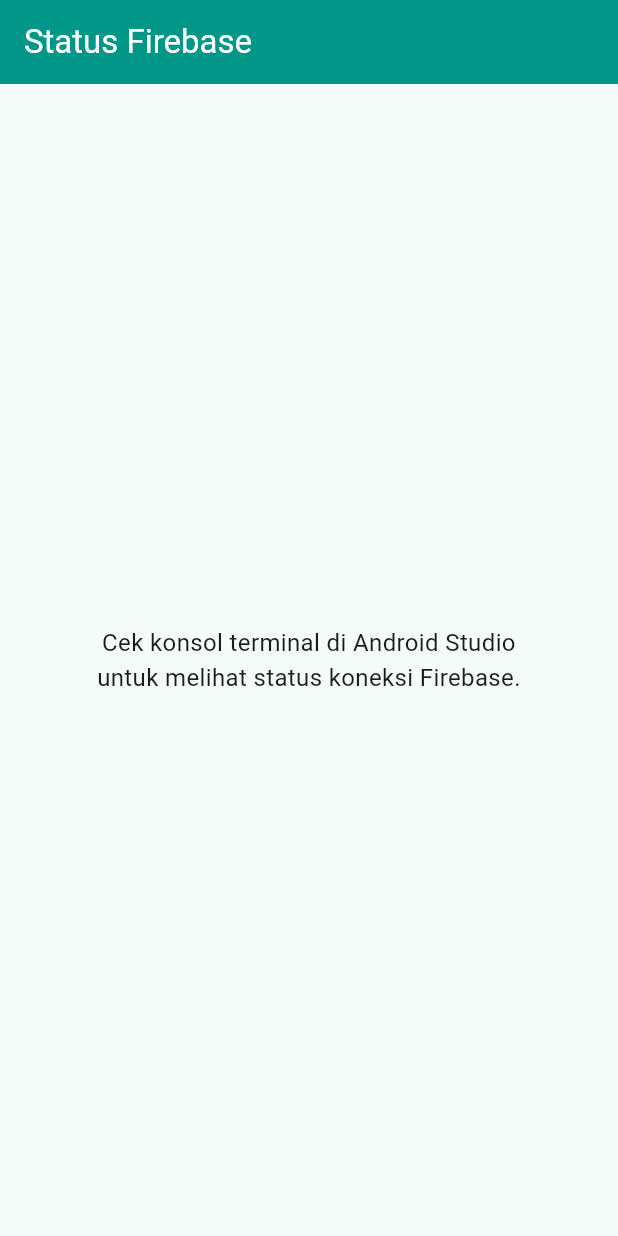
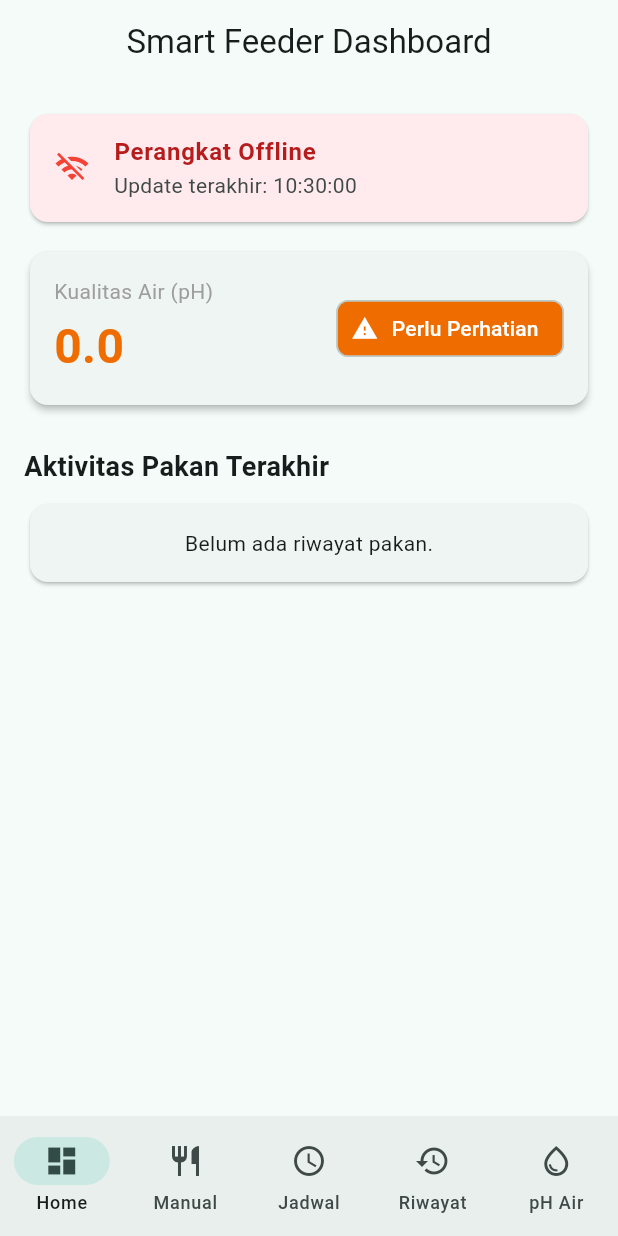
Before and after one commit to qiarhadempta/Smart-Feeder-App, a Flutter app: the screen it shows after launch, on a phone screen of 412 x 824 dp. Run offline on Flutter 3.47's test engine with Material 3 defaults, Android fonts, the phone set to English and light mode, and no system bars; our stand-ins replace firebase_core, firebase_database; accounts and stored records are empty.

Commit message:
feat: implement models, firebase service, bottom navigation, and dashboard ui

```diff
--- a/lib/main.dart
+++ b/lib/main.dart
@@ -1,23 +1,10 @@
 import 'package:flutter/material.dart';
 import 'package:firebase_core/firebase_core.dart';
+import 'screens/main_navigation.dart';
 
 void main() async {
-  // Wajib dipanggil sebelum menginisialisasi plugin native
   WidgetsFlutterBinding.ensureInitialized();
-
-  try {
-    // Inisialisasi Firebase
-    await Firebase.initializeApp();
-    debugPrint("------------------------------------------------");
-    debugPrint("🔥 FIREBASE BERHASIL TERHUBUNG DENGAN SUKSES! 🔥");
-    debugPrint("------------------------------------------------");
-  } catch (e, stacktrace) {
-    debugPrint("------------------------------------------------");
-    debugPrint("❌ GAGAL MENGHUBUNGKAN FIREBASE:");
-    debugPrint(e.toString());
-    debugPrint("------------------------------------------------");
-  }
-
+  await Firebase.initializeApp();
   runApp(const SmartFeederApp());
 }
 
@@ -33,20 +20,7 @@
         colorScheme: ColorScheme.fromSeed(seedColor: Colors.teal),
         useMaterial3: true,
       ),
-      home: Scaffold(
-        appBar: AppBar(
-          title: const Text('Status Firebase'),
-          backgroundColor: Colors.teal,
-          foregroundColor: Colors.white,
-        ),
-        body: const Center(
-          child: Text(
-            'Cek konsol terminal di Android Studio\nuntuk melihat status koneksi Firebase.',
-            textAlign: TextAlign.center,
-            style: TextStyle(fontSize: 16),
-          ),
-        ),
-      ),
+      home: const MainNavigation(),
     );
   }
 }
--- /dev/null
+++ b/lib/models/feeding_log.dart
@@ -0,0 +1,32 @@
+class FeedingLog {
+  final String id;
+  final DateTime timestamp;
+  final int grams;
+  final String triggerType; // "manual" or "scheduled"
+
+  FeedingLog({
+    required this.id,
+    required this.timestamp,
+    required this.grams,
+    required this.triggerType,
+  });
+
+  factory FeedingLog.fromMap(String id, Map<dynamic, dynamic> map) {
+    return FeedingLog(
+      id: id,
+      timestamp: map['timestamp'] != null
+          ? DateTime.fromMillisecondsSinceEpoch(map['timestamp'] as int)
+          : DateTime.now(),
+      grams: map['grams'] as int? ?? 0,
+      triggerType: map['trigger_type'] as String? ?? 'manual',
+    );
+  }
+
+  Map<String, dynamic> toMap() {
+    return {
+      'timestamp': timestamp.millisecondsSinceEpoch,
+      'grams': grams,
+      'trigger_type': triggerType,
+    };
+  }
+}
--- /dev/null
+++ b/lib/models/feeding_schedule.dart
@@ -0,0 +1,50 @@
+class FeedingSchedule {
+  final String id;
+  final String time; // Format "HH:mm" (e.g., "08:00")
+  final List<int> days; // 1 = Monday, 7 = Sunday
+  final int grams;
+  final bool isActive;
+
+  FeedingSchedule({
+    required this.id,
+    required this.time,
+    required this.days,
+    required this.grams,
+    this.isActive = true,
+  });
+
+  factory FeedingSchedule.fromMap(String id, Map<dynamic, dynamic> map) {
+    return FeedingSchedule(
+      id: id,
+      time: map['time'] as String? ?? '00:00',
+      days: List<int>.from(map['days'] as List? ?? []),
+      grams: map['grams'] as int? ?? 0,
+      isActive: map['is_active'] as bool? ?? true,
+    );
+  }
+
+  Map<String, dynamic> toMap() {
+    return {
+      'time': time,
+      'days': days,
+      'grams': grams,
+      'is_active': isActive,
+    };
+  }
+
+  FeedingSchedule copyWith({
+    String? id,
+    String? time,
+    List<int>? days,
+    int? grams,
+    bool? isActive,
+  }) {
+    return FeedingSchedule(
+      id: id ?? this.id,
+      time: time ?? this.time,
+      days: days ?? this.days,
+      grams: grams ?? this.grams,
+      isActive: isActive ?? this.isActive,
+    );
+  }
+}
--- /dev/null
+++ b/lib/models/sensor_data.dart
@@ -0,0 +1,32 @@
+class SensorData {
+  final double phValue;
+  final bool isOnline;
+  final DateTime lastUpdated;
+
+  SensorData({
+    required this.phValue,
+    required this.isOnline,
+    required this.lastUpdated,
+  });
+
+  // Check if pH value is within safe range for Tilapia (Nila) fish (6.5 - 8.5)
+  bool get isPhSafe => phValue >= 6.5 && phValue <= 8.5;
+
+  factory SensorData.fromMap(Map<dynamic, dynamic> map) {
+    return SensorData(
+      phValue: (map['ph_value'] as num?)?.toDouble() ?? 0.0,
+      isOnline: map['is_online'] as bool? ?? false,
+      lastUpdated: map['last_updated'] != null
+          ? DateTime.fromMillisecondsSinceEpoch(map['last_updated'] as int)
+          : DateTime.now(),
+    );
+  }
+
+  Map<String, dynamic> toMap() {
+    return {
+      'ph_value': phValue,
+      'is_online': isOnline,
+      'last_updated': lastUpdated.millisecondsSinceEpoch,
+    };
+  }
+}
--- /dev/null
+++ b/lib/screens/dashboard_screen.dart
@@ -0,0 +1,155 @@
+import 'package:flutter/material.dart';
+import 'package:intl/intl.dart';
+import '../services/firebase_service.dart';
+import '../models/sensor_data.dart';
+import '../models/feeding_log.dart';
+
+class DashboardScreen extends StatefulWidget {
+  const DashboardScreen({super.key});
+
+  @override
+  State<DashboardScreen> createState() => _DashboardScreenState();
+}
+
+class _DashboardScreenState extends State<DashboardScreen> {
+  final FirebaseService _firebaseService = FirebaseService();
+
+  @override
+  Widget build(BuildContext context) {
+    return Scaffold(
+      appBar: AppBar(
+        title: const Text('Smart Feeder Dashboard'),
+        centerTitle: true,
+      ),
+      body: RefreshIndicator(
+        onRefresh: () async {
+          setState(() {});
+        },
+        child: SingleChildScrollView(
+          physics: const AlwaysScrollableScrollPhysics(),
+          padding: const EdgeInsets.all(16.0),
+          child: Column(
+            crossAxisAlignment: CrossAxisAlignment.start,
+            children: [
+              StreamBuilder<SensorData>(
+                stream: _firebaseService.getSensorDataStream(),
+                builder: (context, snapshot) {
+                  final data = snapshot.data;
+                  final bool isOnline = data?.isOnline ?? false;
+                  final double phValue = data?.phValue ?? 0.0;
+                  final bool isPhSafe = data?.isPhSafe ?? false;
+
+                  return Column(
+                    children: [
+                      Card(
+                        color: isOnline ? Colors.green.shade50 : Colors.red.shade50,
+                        child: ListTile(
+                          leading: Icon(
+                            isOnline ? Icons.wifi : Icons.wifi_off,
+                            color: isOnline ? Colors.green : Colors.red,
+                          ),
+                          title: Text(
+                            isOnline ? 'Perangkat Online' : 'Perangkat Offline',
+                            style: TextStyle(
+                              fontWeight: FontWeight.bold,
+                              color: isOnline ? Colors.green.shade900 : Colors.red.shade900,
+                            ),
+                          ),
+                          subtitle: Text(
+                            data != null
+                                ? 'Update terakhir: ${DateFormat('HH:mm:ss').format(data.lastUpdated)}'
+                                : 'Menunggu data...',
+                          ),
+                        ),
+                      ),
+                      const SizedBox(height: 12),
+                      Card(
+                        elevation: 2,
+                        child: Padding(
+                          padding: const EdgeInsets.all(16.0),
+                          child: Row(
+                            mainAxisAlignment: MainAxisAlignment.spaceBetween,
+                            children: [
+                              Column(
+                                crossAxisAlignment: CrossAxisAlignment.start,
+                                children: [
+                                  const Text(
+                                    'Kualitas Air (pH)',
+                                    style: TextStyle(fontSize: 14, color: Colors.grey),
+                                  ),
+                                  const SizedBox(height: 4),
+                                  Text(
+                                    phValue.toStringAsFixed(1),
+                                    style: TextStyle(
+                                      fontSize: 32,
+                                      fontWeight: FontWeight.bold,
+                                      color: isPhSafe ? Colors.teal : Colors.orange.shade800,
+                                    ),
+                                  ),
+                                ],
+                              ),
+                              Chip(
+                                avatar: Icon(
+                                  isPhSafe ? Icons.check_circle : Icons.warning,
+                                  color: Colors.white,
+                                  size: 18,
+                                ),
+                                label: Text(
+                                  isPhSafe ? 'Aman (6.5 - 8.5)' : 'Perlu Perhatian',
+                                  style: const TextStyle(color: Colors.white),
+                                ),
+                                backgroundColor: isPhSafe ? Colors.green : Colors.orange.shade800,
+                              ),
+                            ],
+                          ),
+                        ),
+                      ),
+                    ],
+                  );
+                },
+              ),
+              const SizedBox(height: 24),
+              const Text(
+                'Aktivitas Pakan Terakhir',
+                style: TextStyle(fontSize: 18, fontWeight: FontWeight.bold),
+              ),
+              const SizedBox(height: 8),
+              StreamBuilder<List<FeedingLog>>(
+                stream: _firebaseService.getFeedingLogsStream(),
+                builder: (context, snapshot) {
+                  if (snapshot.connectionState == ConnectionState.waiting) {
+                    return const Center(child: CircularProgressIndicator());
+                  }
+
+                  final logs = snapshot.data ?? [];
+                  if (logs.isEmpty) {
+                    return const Card(
+                      child: Padding(
+                        padding: EdgeInsets.all(16.0),
+                        child: Center(child: Text('Belum ada riwayat pakan.')),
+                      ),
+                    );
+                  }
+
+                  final lastLog = logs.first;
+                  return Card(
+                    child: ListTile(
+                      leading: CircleAvatar(
+                        backgroundColor: Theme.of(context).primaryColor.withOpacity(0.1),
+                        child: const Icon(Icons.set_meal),
+                      ),
+                      title: Text('${lastLog.grams} Gram Pakan Keluar'),
+                      subtitle: Text(
+                        'Metode: ${lastLog.triggerType.toUpperCase()} • ${DateFormat('dd MMM yyyy, HH:mm').format(lastLog.timestamp)}',
+                      ),
+                    ),
+                  );
+                },
+              ),
+            ],
+          ),
+        ),
+      ),
+    );
+  }
+}
--- /dev/null
+++ b/lib/screens/history_screen.dart
@@ -0,0 +1,13 @@
+import 'package:flutter/material.dart';
+
+class HistoryScreen extends StatelessWidget {
+  const HistoryScreen({super.key});
+
+  @override
+  Widget build(BuildContext context) {
+    return Scaffold(
+      appBar: AppBar(title: const Text('Riwayat & Rekap Pakan')),
+      body: const Center(child: Text('Halaman Riwayat')),
+    );
+  }
+}
--- /dev/null
+++ b/lib/screens/main_navigation.dart
@@ -0,0 +1,70 @@
+import 'package:flutter/material.dart';
+import 'dashboard_screen.dart';
+import 'manual_feed_screen.dart';
+import 'schedule_screen.dart';
+import 'history_screen.dart';
+import 'water_quality_screen.dart';
+
+class MainNavigation extends StatefulWidget {
+  const MainNavigation({super.key});
+
+  @override
+  State<MainNavigation> createState() => _MainNavigationState();
+}
+
+class _MainNavigationState extends State<MainNavigation> {
+  int _selectedIndex = 0;
+
+  final List<Widget> _screens = const [
+    DashboardScreen(),
+    ManualFeedScreen(),
+    ScheduleScreen(),
+    HistoryScreen(),
+    WaterQualityScreen(),
+  ];
+
+  @override
+  Widget build(BuildContext context) {
+    return Scaffold(
+      body: IndexedStack(
+        index: _selectedIndex,
+        children: _screens,
+      ),
+      bottomNavigationBar: NavigationBar(
+        selectedIndex: _selectedIndex,
+        onDestinationSelected: (index) {
+          setState(() {
+            _selectedIndex = index;
+          });
+        },
+        destinations: const [
+          NavigationDestination(
+            icon: Icon(Icons.dashboard_outlined),
+            selectedIcon: Icon(Icons.dashboard),
+            label: 'Home',
+          ),
+          NavigationDestination(
+            icon: Icon(Icons.restaurant_outlined),
+            selectedIcon: Icon(Icons.restaurant),
+            label: 'Manual',
+          ),
+          NavigationDestination(
+            icon: Icon(Icons.schedule_outlined),
+            selectedIcon: Icon(Icons.schedule),
+            label: 'Jadwal',
+          ),
+          NavigationDestination(
+            icon: Icon(Icons.history_outlined),
+            selectedIcon: Icon(Icons.history),
+            label: 'Riwayat',
+          ),
+          NavigationDestination(
+            icon: Icon(Icons.water_drop_outlined),
+            selectedIcon: Icon(Icons.water_drop),
+            label: 'pH Air',
+          ),
+        ],
+      ),
+    );
+  }
+}
--- /dev/null
+++ b/lib/screens/manual_feed_screen.dart
@@ -0,0 +1,13 @@
+import 'package:flutter/material.dart';
+
+class ManualFeedScreen extends StatelessWidget {
+  const ManualFeedScreen({super.key});
+
+  @override
+  Widget build(BuildContext context) {
+    return Scaffold(
+      appBar: AppBar(title: const Text('Kasih Makan Manual')),
+      body: const Center(child: Text('Halaman Kasih Makan Manual')),
+    );
+  }
+}
--- /dev/null
+++ b/lib/screens/schedule_screen.dart
@@ -0,0 +1,13 @@
+import 'package:flutter/material.dart';
+
+class ScheduleScreen extends StatelessWidget {
+  const ScheduleScreen({super.key});
+
+  @override
+  Widget build(BuildContext context) {
+    return Scaffold(
+      appBar: AppBar(title: const Text('Atur Jadwal Pakan')),
+      body: const Center(child: Text('Halaman Atur Jadwal')),
+    );
+  }
+}
--- /dev/null
+++ b/lib/screens/water_quality_screen.dart
@@ -0,0 +1,13 @@
+import 'package:flutter/material.dart';
+
+class WaterQualityScreen extends StatelessWidget {
+  const WaterQualityScreen({super.key});
+
+  @override
+  Widget build(BuildContext context) {
+    return Scaffold(
+      appBar: AppBar(title: const Text('Monitoring pH Air')),
+      body: const Center(child: Text('Halaman pH Air')),
+    );
+  }
+}
--- a/pubspec.yaml
+++ b/pubspec.yaml
@@ -47,6 +47,7 @@
   # 4. Format Tanggal & Jam (Untuk Histori & Penjadwalan)
   intl: ^0.19.0
   firebase_core: ^4.15.0
+  firebase_database: ^12.6.0
 
 dev_dependencies:
   flutter_test:
```
Also changed, not shown: lib/services/firebase_service.dart (added, +88 -0 lines), lib/widgets/feeding_chart.dart (added, +88 -0 lines), lib/services/notification_service.dart (added), lib/widgets/status_card.dart (added), pubspec.lock, 103 other files.
